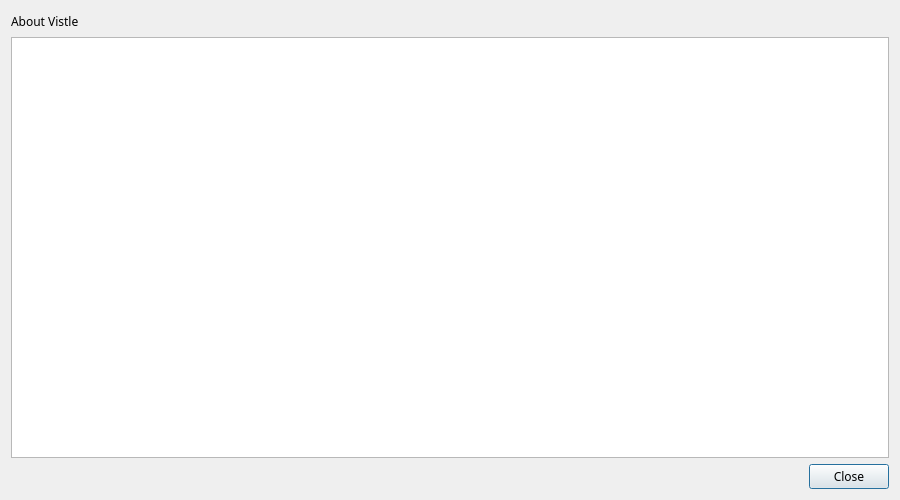
Above: app/gui/about.ui from vistle/vistle before the change. Below: the same form after it.
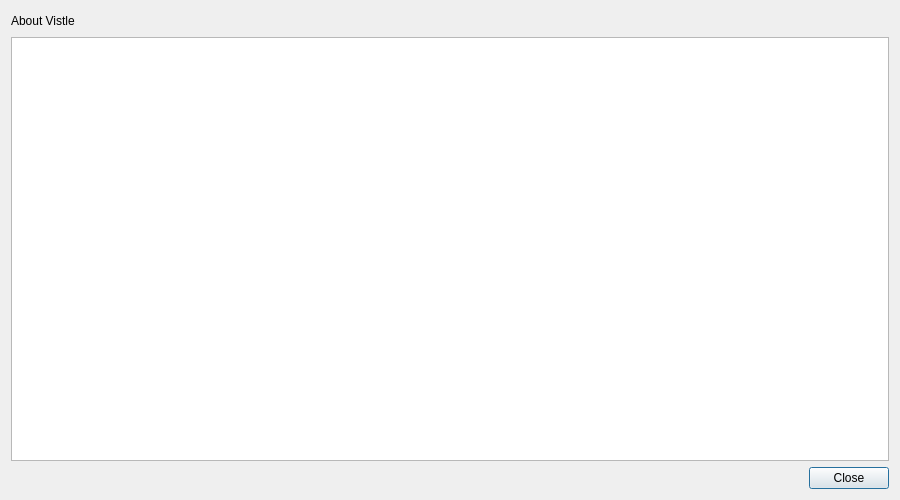
That is the form after the change.

Commit message: don't request font that might not exist

Patch:
```diff
--- a/app/gui/about.ui
+++ b/app/gui/about.ui
@@ -16,11 +16,6 @@
     <verstretch>0</verstretch>
    </sizepolicy>
   </property>
-  <property name="font">
-   <font>
-    <family>Sans Serif</family>
-   </font>
-  </property>
   <property name="windowTitle">
    <string>About Vistle</string>
   </property>
```
